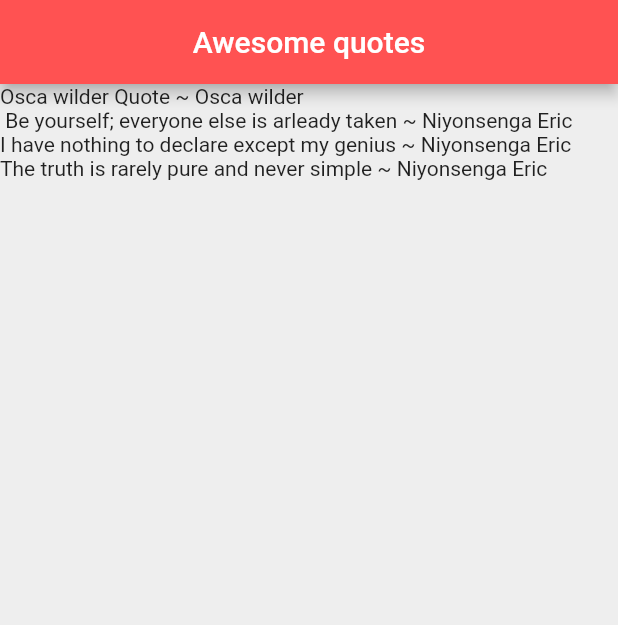
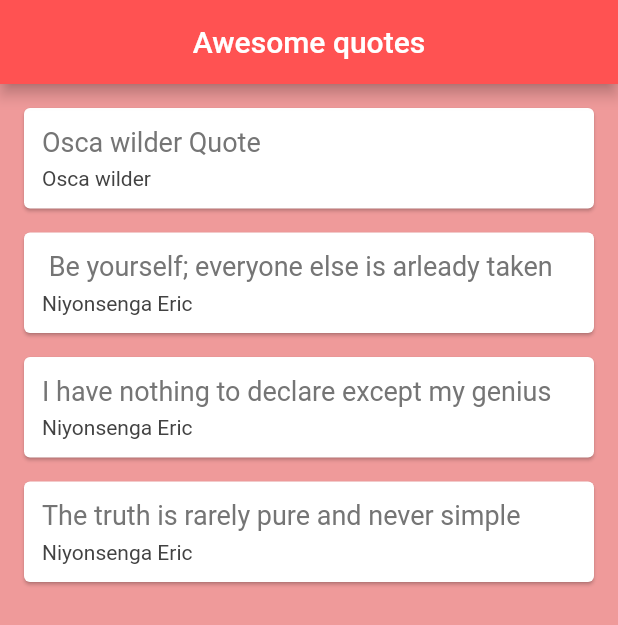
Before and after one commit to Niyonsengaeric/flutter-level-up, a Flutter app: the screen it shows after launch, on a phone screen of 412 x 824 dp. Shown: the top 625 px of the screen. Run offline on Flutter 3.47's test engine with Material 2 defaults, Android fonts, the phone set to English and light mode, and no system bars.

Commit message:
add card

```diff
--- a/lib/main.dart
+++ b/lib/main.dart
@@ -21,10 +21,39 @@ class _QuoteListState extends State<QuoteList> {
         author: 'Niyonsenga Eric',
         text: 'The truth is rarely pure and never simple')
   ];
+
+  Widget quoteTemplate(quote) {
+    return Card(
+        margin: EdgeInsets.fromLTRB(16, 16, 16, 0),
+        child: Padding(
+          padding: const EdgeInsets.all(12.0),
+          child: Column(
+            crossAxisAlignment: CrossAxisAlignment.stretch,
+            children: [
+              Text(
+                quote.text,
+                style: TextStyle(
+                  fontSize: 18.0,
+                  color: Colors.grey[600],
+                ),
+              ),
+              SizedBox(height: 6.0),
+              Text(
+                quote.author,
+                style: TextStyle(
+                  fontSize: 14.0,
+                  color: Colors.grey[800],
+                ),
+              ),
+            ],
+          ),
+        ));
+  }
+
   @override
   Widget build(BuildContext context) {
     return Scaffold(
-      backgroundColor: Colors.grey[200],
+      backgroundColor: Colors.red[200],
       appBar: AppBar(
         title: Text('Awesome quotes'),
         centerTitle: true,
@@ -32,7 +61,9 @@ class _QuoteListState extends State<QuoteList> {
       ),
       body: Column(
         crossAxisAlignment: CrossAxisAlignment.start,
-        children: quotes.map((quote) => Text('${quote.text} ~ ${quote.author}')).toList(),
+        children: quotes
+            .map((quote) => quoteTemplate(quote))
+            .toList(),
       ),
     );
   }
```
